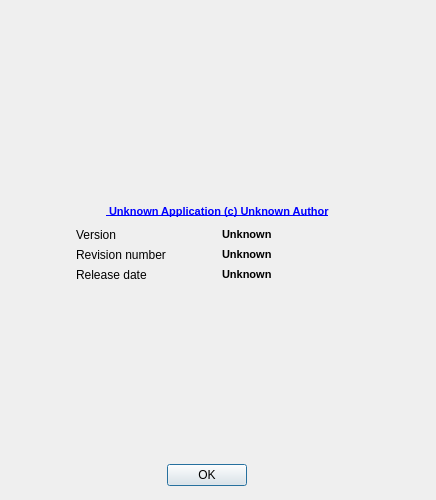
Old version of the form src/Gui/AboutApplication.ui in the repository berndhahnebach/All_FreeCAD.
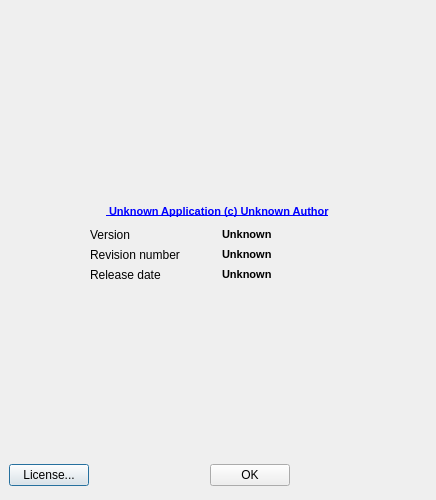
New version of the form. Custom widgets are drawn as their Qt base class.

```diff
--- a/src/Gui/AboutApplication.ui
+++ b/src/Gui/AboutApplication.ui
@@ -200,6 +200,16 @@
      <property name="spacing" >
       <number>6</number>
      </property>
+     <property name="margin">
+      <number>0</number>
+     </property>
+     <item>
+      <widget class="QPushButton" name="licenseButton">
+       <property name="text">
+        <string>License...</string>
+       </property>
+      </widget>
+     </item>
      <item>
       <spacer>
        <property name="orientation" >
```
Left out of the diff: 166 changed lines with no effect on the pictures.
